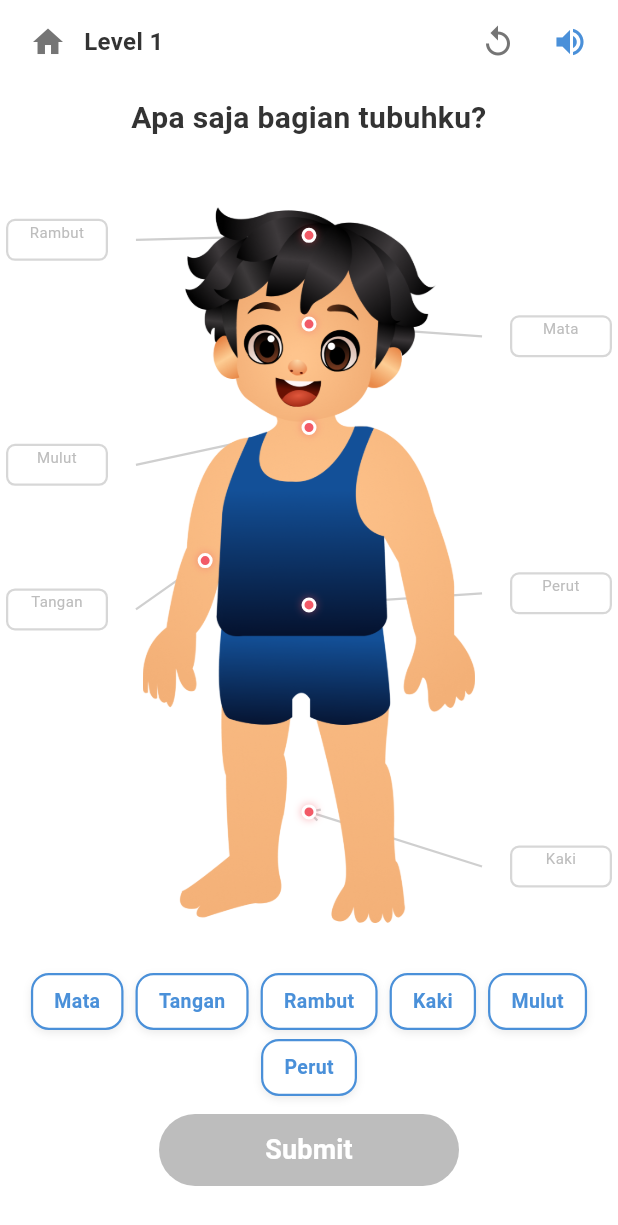
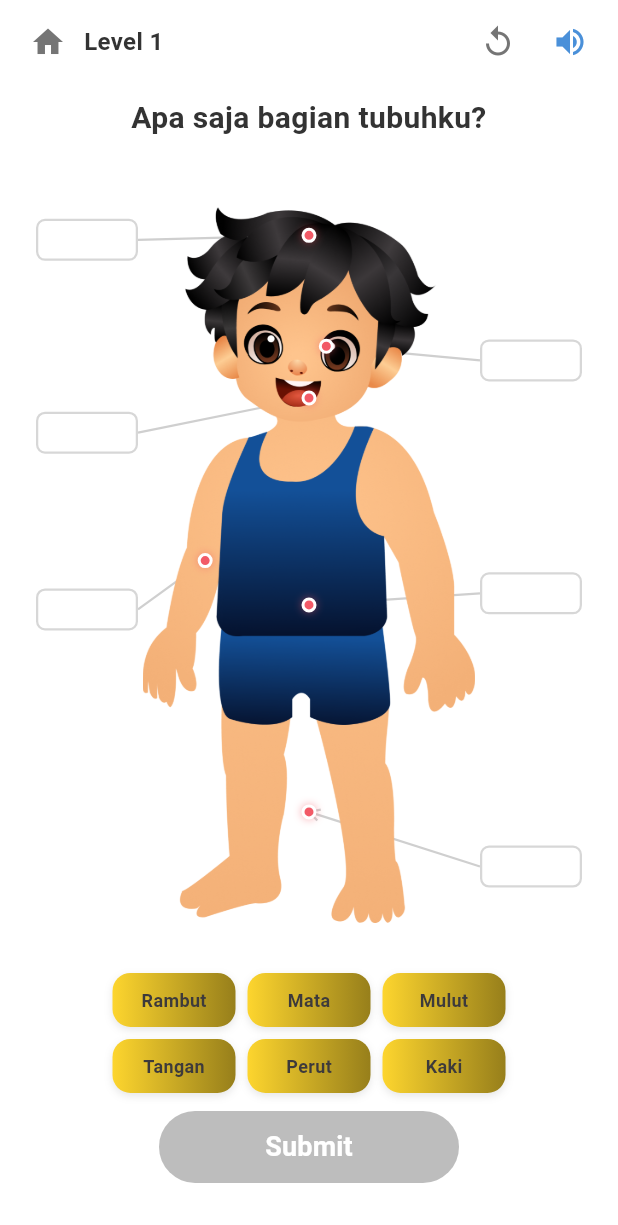
Before and after one commit to mayshacutes/BOBIE, a Flutter app: the Level1Screen screen opened by its route, on a phone screen of 412 x 824 dp. Shown: the top 1225 px of the screen. Run offline on Flutter 3.47's test engine with Material 3 defaults, Android fonts, the phone set to English and light mode, and no system bars; our stand-ins replace google_fonts; Roboto replaces fonts that are missing (Jua); statements that could not run were skipped.

Commit message:
Level 1: titik mulut naik, mata kanan+bawah, kotak digeser tengah, tanpa hint, label 2 baris gradasi

```diff
--- a/bobie_app/lib/screens/modul/games/level1_screen.dart
+++ b/bobie_app/lib/screens/modul/games/level1_screen.dart
@@ -20,8 +20,8 @@ class _Level1ScreenState extends State<Level1Screen> {
 
   final List<_BodyPart> _bodyParts = [
     _BodyPart('rambut', 'Rambut', 0.50, 0.07, 'left', 0.07),
-    _BodyPart('mata', 'Mata', 0.50, 0.19, 'right', 0.19),
-    _BodyPart('mulut', 'Mulut', 0.50, 0.33, 'left', 0.35),
+    _BodyPart('mata', 'Mata', 0.55, 0.22, 'right', 0.22),
+    _BodyPart('mulut', 'Mulut', 0.50, 0.29, 'left', 0.31),
     _BodyPart('tangan', 'Tangan', 0.20, 0.51, 'left', 0.53),
     _BodyPart('perut', 'Perut', 0.50, 0.57, 'right', 0.51),
     _BodyPart('kaki', 'Kaki', 0.50, 0.85, 'right', 0.85),
@@ -224,15 +224,20 @@ class _Level1ScreenState extends State<Level1Screen> {
         const boxW = 68.0;
         const boxH = 28.0;
 
+        const boxW = 68.0;
+        const boxH = 28.0;
+        final leftBoxRight = 24.0 + boxW;
+        final rightBoxLeft = W - 24.0 - boxW;
+
         final arrows = <_ArrowData>[];
         for (var part in _bodyParts) {
           final mX = imageLeft + part.markerX * imageWidth;
           final mY = imageTop + part.markerY * imageHeight;
           final bY = imageTop + part.boxY * areaHeight;
           if (part.side == 'left') {
-            arrows.add(_ArrowData(Offset(W * 0.22, bY), Offset(mX, mY)));
+            arrows.add(_ArrowData(Offset(leftBoxRight, bY), Offset(mX, mY)));
           } else {
-            arrows.add(_ArrowData(Offset(W * 0.78, bY), Offset(mX, mY)));
+            arrows.add(_ArrowData(Offset(rightBoxLeft, bY), Offset(mX, mY)));
           }
         }
 
@@ -302,13 +307,13 @@ class _Level1ScreenState extends State<Level1Screen> {
               for (var part in _bodyParts)
                 if (part.side == 'left')
                   Positioned(
-                    left: 4,
+                    left: 24,
                     top: imageTop + part.boxY * areaHeight - boxH / 2,
                     child: _buildDropBox(part, boxW, boxH),
                   )
                 else
                   Positioned(
-                    right: 4,
+                    right: 24,
                     top: imageTop + part.boxY * areaHeight - boxH / 2,
                     child: _buildDropBox(part, boxW, boxH),
                   ),
@@ -380,9 +385,7 @@ class _Level1ScreenState extends State<Level1Screen> {
                         ),
                     ],
                   )
-                : Text(part.label,
-                    style: GoogleFonts.jua(fontSize: 10, color: AppColors.gray),
-                    textAlign: TextAlign.center),
+                  : const SizedBox(),
           ),
         );
       },
@@ -391,58 +394,83 @@ class _Level1ScreenState extends State<Level1Screen> {
 
   Widget _buildLabelsRow() {
     if (submitted) return const SizedBox();
-    return Wrap(
-      spacing: 8,
-      runSpacing: 6,
-      alignment: WrapAlignment.center,
-      children: _availableLabels.map((label) {
-        final part = _bodyParts.firstWhere((p) => p.id == label);
-        return Draggable<String>(
-          data: label,
+    final labels = _bodyParts.map((p) => p.id).toList();
+    return Column(
+      mainAxisSize: MainAxisSize.min,
+      children: [
+        Row(
+          mainAxisAlignment: MainAxisAlignment.center,
+          children: labels.sublist(0, 3).map((id) => _buildLabelChip(id)).toList(),
+        ),
+        const SizedBox(height: 8),
+        Row(
+          mainAxisAlignment: MainAxisAlignment.center,
+          children: labels.sublist(3, 6).map((id) => _buildLabelChip(id)).toList(),
+        ),
+      ],
+    );
+  }
+
+  Widget _buildLabelChip(String labelId) {
+    final part = _bodyParts.firstWhere((p) => p.id == labelId);
+    final isAvailable = _availableLabels.contains(labelId);
+    if (!isAvailable) return const SizedBox(width: 90);
+    return Padding(
+      padding: const EdgeInsets.symmetric(horizontal: 4),
+      child: Draggable<String>(
+        data: labelId,
         feedback: Material(
           elevation: 4,
           borderRadius: BorderRadius.circular(12),
           child: Container(
-              padding: const EdgeInsets.symmetric(horizontal: 14, vertical: 8),
+            width: 82,
+            height: 36,
+            alignment: Alignment.center,
             decoration: BoxDecoration(
-                color: AppColors.primaryBlue,
+              gradient: const LinearGradient(
+                colors: [Color(0xFFFDD52E), Color(0xFF977F1B)],
+              ),
               borderRadius: BorderRadius.circular(12),
             ),
             child: Text(part.label,
-                  style: GoogleFonts.jua(fontSize: 13, fontWeight: FontWeight.w600, color: Colors.white)),
+                style: GoogleFonts.jua(fontSize: 12, fontWeight: FontWeight.w600, color: const Color(0xFF3D3A3B))),
           ),
         ),
         childWhenDragging: Opacity(
           opacity: 0.3,
           child: Container(
-              padding: const EdgeInsets.symmetric(horizontal: 14, vertical: 8),
+            width: 82,
+            height: 36,
+            alignment: Alignment.center,
             decoration: BoxDecoration(
               color: AppColors.lightGray,
               borderRadius: BorderRadius.circular(12),
-                border: Border.all(color: AppColors.gray),
             ),
-              child: Text(part.label, style: GoogleFonts.jua(fontSize: 13, color: AppColors.gray)),
+            child: Text(part.label,
+                style: GoogleFonts.jua(fontSize: 12, color: AppColors.gray)),
           ),
         ),
         child: Container(
-            padding: const EdgeInsets.symmetric(horizontal: 14, vertical: 8),
+          width: 82,
+          height: 36,
+          alignment: Alignment.center,
           decoration: BoxDecoration(
-              color: Colors.white,
+            gradient: const LinearGradient(
+              colors: [Color(0xFFFDD52E), Color(0xFF977F1B)],
+            ),
             borderRadius: BorderRadius.circular(12),
-              border: Border.all(color: AppColors.primaryBlue, width: 1.5),
             boxShadow: [
               BoxShadow(
-                  color: Colors.black.withValues(alpha: 0.08),
+                color: Colors.black.withValues(alpha: 0.1),
                 blurRadius: 4,
                 offset: const Offset(0, 2),
               ),
             ],
           ),
           child: Text(part.label,
-                style: GoogleFonts.jua(fontSize: 13, fontWeight: FontWeight.w600, color: AppColors.primaryBlue)),
+              style: GoogleFonts.jua(fontSize: 12, fontWeight: FontWeight.w600, color: const Color(0xFF3D3A3B))),
         ),
-        );
-      }).toList(),
+      ),
     );
   }
 }
```
Lines whose indentation alone changed are shown as unchanged.
